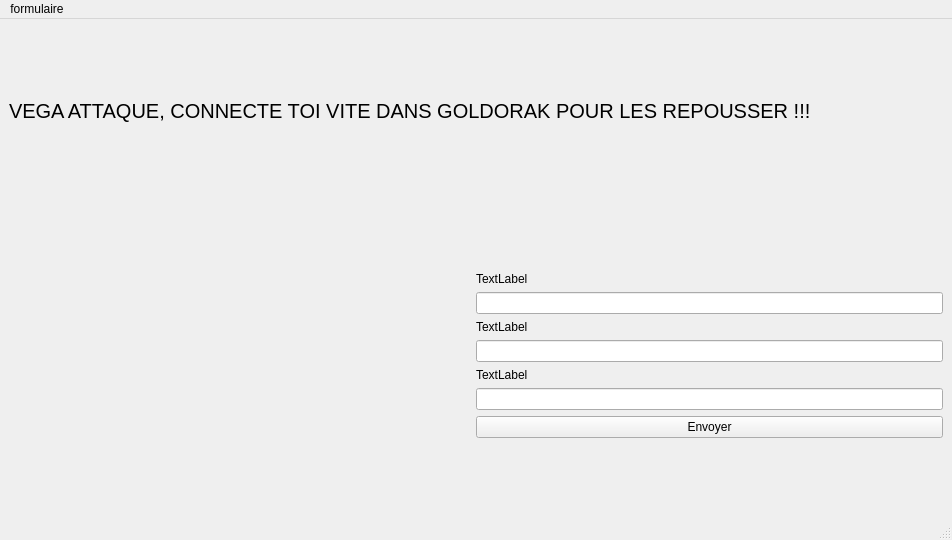
Old version of the form formulaire.ui in the repository RadarsGlenn/agent.
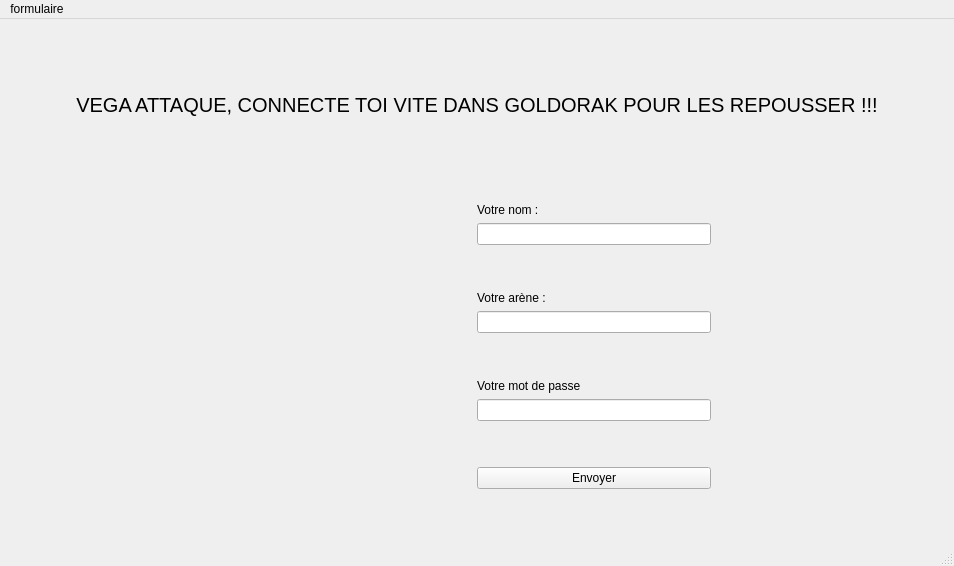
New version of the form.

```diff
--- a/formulaire.ui
+++ b/formulaire.ui
@@ -6,8 +6,8 @@
    <rect>
     <x>0</x>
     <y>0</y>
-    <width>952</width>
-    <height>540</height>
+    <width>954</width>
+    <height>566</height>
    </rect>
   </property>
   <property name="windowTitle">
@@ -16,6 +16,16 @@
   <widget class="QWidget" name="centralwidget">
    <layout class="QVBoxLayout" name="verticalLayout_2">
     <item>
+     <layout class="QVBoxLayout" name="verticalLayout_5">
+      <property name="topMargin">
+       <number>15</number>
+      </property>
+      <item>
+       <layout class="QVBoxLayout" name="verticalLayout_4">
+        <property name="topMargin">
+         <number>10</number>
+        </property>
+        <item>
      <spacer name="verticalSpacer_3">
       <property name="orientation">
        <enum>Qt::Vertical</enum>
@@ -33,11 +43,30 @@
       <property name="font">
        <font>
         <pointsize>15</pointsize>
-       </font>
-      </property>
+            <kerning>true</kerning>
+           </font>
+          </property>
+          <property name="cursor">
+           <cursorShape>ArrowCursor</cursorShape>
+          </property>
+          <property name="contextMenuPolicy">
+           <enum>Qt::NoContextMenu</enum>
+          </property>
+          <property name="layoutDirection">
+           <enum>Qt::LeftToRight</enum>
+          </property>
       <property name="text">
        <string>VEGA ATTAQUE, CONNECTE TOI VITE DANS GOLDORAK POUR LES REPOUSSER !!!</string>
       </property>
+          <property name="textFormat">
+           <enum>Qt::AutoText</enum>
+          </property>
+          <property name="scaledContents">
+           <bool>false</bool>
+          </property>
+          <property name="alignment">
+           <set>Qt::AlignHCenter|Qt::AlignTop</set>
+          </property>
      </widget>
     </item>
     <item>
@@ -53,19 +82,6 @@
       </property>
      </spacer>
     </item>
-    <item>
-     <spacer name="verticalSpacer_2">
-      <property name="orientation">
-       <enum>Qt::Vertical</enum>
-      </property>
-      <property name="sizeHint" stdset="0">
-       <size>
-        <width>20</width>
-        <height>40</height>
-       </size>
-      </property>
-     </spacer>
-    </item>
     <item>
      <layout class="QHBoxLayout" name="horizontalLayout">
       <item>
@@ -81,37 +97,110 @@
         </property>
        </spacer>
       </item>
+          <item>
+           <spacer name="horizontalSpacer_3">
+            <property name="orientation">
+             <enum>Qt::Horizontal</enum>
+            </property>
+            <property name="sizeHint" stdset="0">
+             <size>
+              <width>40</width>
+              <height>20</height>
+             </size>
+            </property>
+           </spacer>
+          </item>
       <item>
        <layout class="QVBoxLayout" name="verticalLayout_3">
+            <item>
+             <spacer name="verticalSpacer_2">
+              <property name="orientation">
+               <enum>Qt::Vertical</enum>
+              </property>
+              <property name="sizeHint" stdset="0">
+               <size>
+                <width>20</width>
+                <height>40</height>
+               </size>
+              </property>
+             </spacer>
+            </item>
         <item>
          <widget class="QLabel" name="label_2">
           <property name="text">
-           <string>TextLabel</string>
+               <string>Votre nom :</string>
           </property>
          </widget>
         </item>
         <item>
-         <widget class="QLineEdit" name="lineEdit"/>
+             <widget class="QLineEdit" name="lineEdit">
+              <property name="clearButtonEnabled">
+               <bool>false</bool>
+              </property>
+             </widget>
+            </item>
+            <item>
+             <spacer name="verticalSpacer_6">
+              <property name="orientation">
+               <enum>Qt::Vertical</enum>
+              </property>
+              <property name="sizeHint" stdset="0">
+               <size>
+                <width>20</width>
+                <height>40</height>
+               </size>
+              </property>
+             </spacer>
         </item>
         <item>
          <widget class="QLabel" name="label_3">
           <property name="text">
-           <string>TextLabel</string>
+               <string>Votre arène :</string>
           </property>
          </widget>
         </item>
         <item>
          <widget class="QLineEdit" name="lineEdit_2"/>
         </item>
+            <item>
+             <spacer name="verticalSpacer_5">
+              <property name="orientation">
+               <enum>Qt::Vertical</enum>
+              </property>
+              <property name="sizeHint" stdset="0">
+               <size>
+                <width>20</width>
+                <height>40</height>
+               </size>
+              </property>
+             </spacer>
+            </item>
         <item>
          <widget class="QLabel" name="label_4">
           <property name="text">
-           <string>TextLabel</string>
+               <string>Votre mot de passe</string>
           </property>
          </widget>
         </item>
         <item>
-         <widget class="QLineEdit" name="lineEdit_3"/>
+             <widget class="QLineEdit" name="lineEdit_3">
+              <property name="echoMode">
+               <enum>QLineEdit::Password</enum>
+              </property>
+             </widget>
+            </item>
+            <item>
+             <spacer name="verticalSpacer_7">
+              <property name="orientation">
+               <enum>Qt::Vertical</enum>
+              </property>
+              <property name="sizeHint" stdset="0">
+               <size>
+                <width>20</width>
+                <height>40</height>
+               </size>
+              </property>
+             </spacer>
         </item>
         <item>
          <widget class="QPushButton" name="pushButton">
@@ -122,6 +211,23 @@
         </item>
        </layout>
       </item>
+          <item>
+           <spacer name="horizontalSpacer_2">
+            <property name="orientation">
+             <enum>Qt::Horizontal</enum>
+            </property>
+            <property name="sizeHint" stdset="0">
+             <size>
+              <width>40</width>
+              <height>20</height>
+             </size>
+            </property>
+           </spacer>
+          </item>
+         </layout>
+        </item>
+       </layout>
+      </item>
      </layout>
     </item>
     <item>
@@ -144,7 +250,7 @@
     <rect>
      <x>0</x>
      <y>0</y>
-     <width>952</width>
+     <width>954</width>
      <height>26</height>
     </rect>
    </property>
```
Left out of the diff: 74 changed lines with no effect on the pictures. Lines whose indentation alone changed are shown as unchanged.
